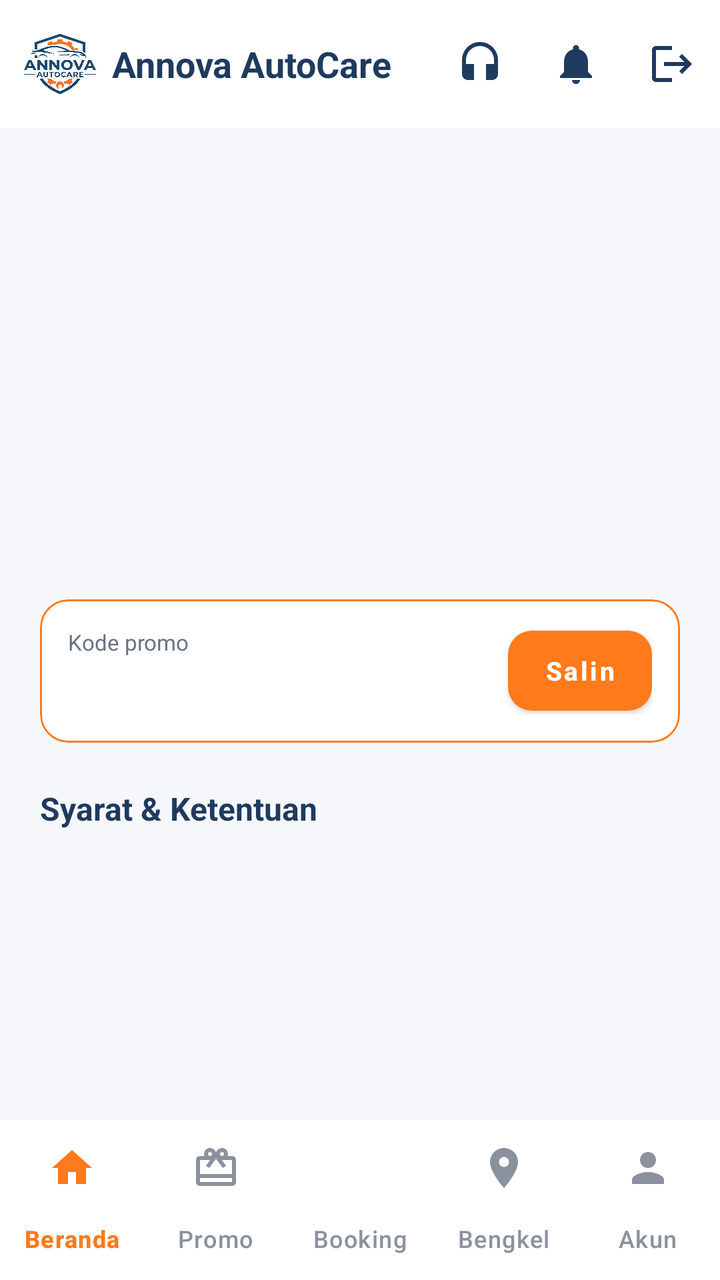
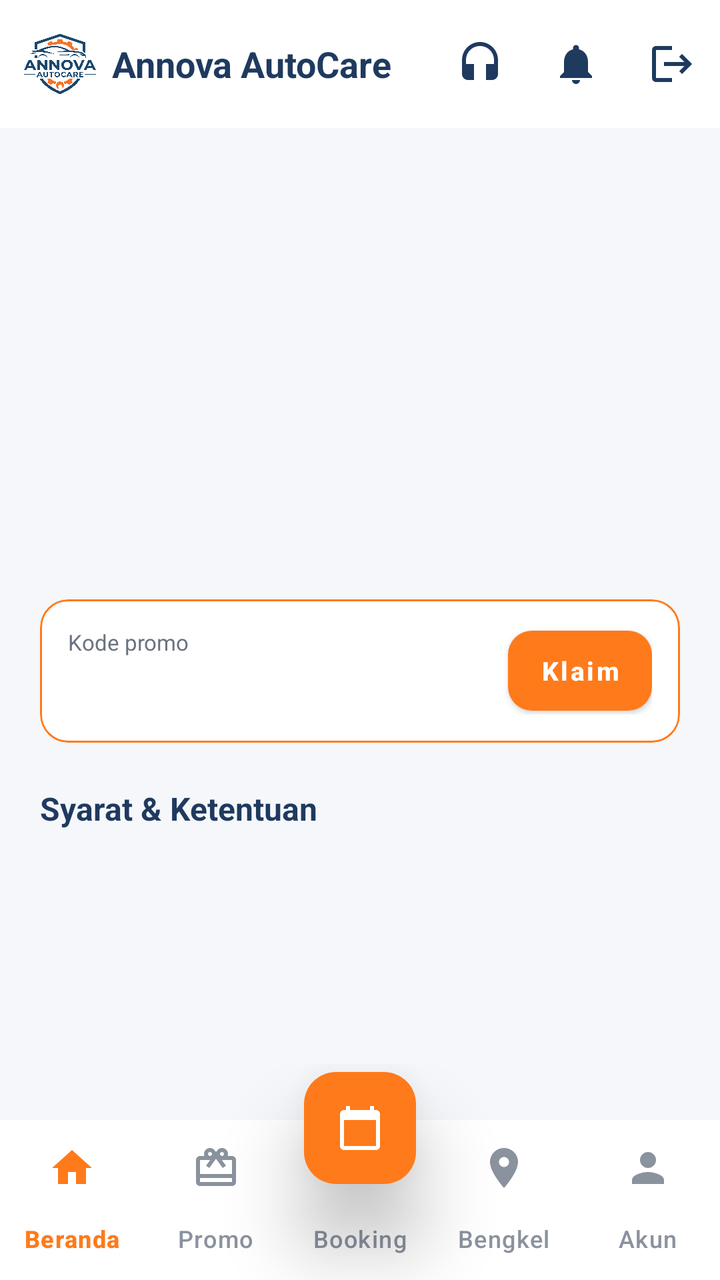

Two renders of the same Android screen: before a commit and after it. Below are the layout's source before the change and the commit's diff.
<!-- AndroidManifest.xml: application theme Theme.MobileProject -->
<!-- res/layout/activity_promo_detail.xml -->
<?xml version="1.0" encoding="utf-8"?>
<LinearLayout xmlns:android="http://schemas.android.com/apk/res/android"
    xmlns:app="http://schemas.android.com/apk/res-auto"
    xmlns:tools="http://schemas.android.com/tools"
    android:layout_width="match_parent"
    android:layout_height="match_parent"
    android:background="@color/bk_bg_screen"
    android:orientation="vertical"
    tools:context=".PromoDetailActivity">

    <include
        layout="@layout/include_top_bar"
        android:layout_width="match_parent"
        android:layout_height="wrap_content"
        android:elevation="8dp"
        android:translationZ="8dp" />

    <androidx.core.widget.NestedScrollView
        android:layout_width="match_parent"
        android:layout_height="0dp"
        android:layout_weight="1"
        android:clipChildren="true"
        android:clipToPadding="true"
        android:fillViewport="true">

        <LinearLayout
            android:layout_width="match_parent"
            android:layout_height="wrap_content"
            android:orientation="vertical">

            <ImageView
                android:id="@+id/imgBanner"
                android:layout_width="match_parent"
                android:layout_height="150dp"
                android:contentDescription="Banner promo"
                android:scaleType="centerCrop" />

            <LinearLayout
                android:layout_width="match_parent"
                android:layout_height="wrap_content"
                android:orientation="vertical"
                android:padding="20dp">

                <TextView
                    android:id="@+id/tvPromoJudul"
                    android:layout_width="match_parent"
                    android:layout_height="wrap_content"
                    android:textColor="@color/bk_primary"
                    android:textSize="22sp"
                    android:textStyle="bold" />

                <TextView
                    android:id="@+id/tvPromoMeta"
                    android:layout_width="match_parent"
                    android:layout_height="wrap_content"
                    android:layout_marginTop="4dp"
                    android:textColor="@color/bk_text_secondary"
                    android:textSize="12sp" />

                <com.google.android.material.card.MaterialCardView
                    android:layout_width="match_parent"
                    android:layout_height="wrap_content"
                    android:layout_marginTop="16dp"
                    app:cardBackgroundColor="@android:color/white"
                    app:cardCornerRadius="14dp"
                    app:cardElevation="0dp"
                    app:strokeColor="@color/bk_accent"
                    app:strokeWidth="1dp">

                    <LinearLayout
                        android:layout_width="match_parent"
                        android:layout_height="wrap_content"
                        android:gravity="center_vertical"
                        android:orientation="horizontal"
                        android:padding="14dp">

                        <LinearLayout
                            android:layout_width="0dp"
                            android:layout_height="wrap_content"
                            android:layout_weight="1"
                            android:orientation="vertical">

                            <TextView
                                android:layout_width="wrap_content"
                                android:layout_height="wrap_content"
                                android:text="Kode promo"
                                android:textColor="@color/bk_text_secondary"
                                android:textSize="11sp" />

                            <TextView
                                android:id="@+id/tvKodePromo"
                                android:layout_width="wrap_content"
                                android:layout_height="wrap_content"
                                android:layout_marginTop="2dp"
                                android:textColor="@color/bk_primary"
                                android:textSize="20sp"
                                android:textStyle="bold" />
                        </LinearLayout>

                        <com.google.android.material.button.MaterialButton
                            android:id="@+id/btnSalin"
                            style="@style/Widget.MaterialComponents.Button"
                            android:layout_width="wrap_content"
                            android:layout_height="40dp"
                            android:insetTop="0dp"
                            android:insetBottom="0dp"
                            android:minWidth="72dp"
                            android:text="Salin"
                            android:textAllCaps="false"
                            android:textColor="@android:color/white"
                            android:textSize="13sp"
                            android:textStyle="bold"
                            app:backgroundTint="@color/bk_accent"
                            app:cornerRadius="12dp" />
                    </LinearLayout>
                </com.google.android.material.card.MaterialCardView>

                <TextView
                    android:layout_width="wrap_content"
                    android:layout_height="wrap_content"
                    android:layout_marginTop="22dp"
                    android:text="Syarat &amp; Ketentuan"
                    android:textColor="@color/bk_primary"
                    android:textSize="16sp"
                    android:textStyle="bold" />

                <TextView
                    android:id="@+id/tvSyarat"
                    android:layout_width="match_parent"
                    android:layout_height="wrap_content"
                    android:layout_marginTop="8dp"
                    android:lineSpacingExtra="6dp"
                    android:textColor="@color/bk_text_primary"
                    android:textSize="13sp" />
            </LinearLayout>
        </LinearLayout>
    </androidx.core.widget.NestedScrollView>

    
    <com.google.android.material.bottomnavigation.BottomNavigationView
        android:id="@+id/bottomNav"
        android:layout_width="match_parent"
        android:layout_height="wrap_content"
        android:background="@android:color/white"
        app:elevation="12dp"
        app:itemActiveIndicatorStyle="@null"
        app:itemIconTint="@color/bk_nav_item_color"
        app:itemTextColor="@color/bk_nav_item_color"
        app:labelVisibilityMode="labeled"
        app:menu="@menu/menu_bottom_nav" />

</LinearLayout>
<!-- res/layout/include_top_bar.xml (included above) -->
<com.google.android.material.appbar.AppBarLayout
    xmlns:android="http://schemas.android.com/apk/res/android"
    xmlns:app="http://schemas.android.com/apk/res-auto"
    android:id="@+id/appBar"
    android:layout_width="match_parent"
    android:layout_height="wrap_content"
    android:background="@android:color/white"
    app:elevation="0dp">

    <com.google.android.material.appbar.MaterialToolbar
        android:id="@+id/topBar"
        android:layout_width="match_parent"
        android:layout_height="?attr/actionBarSize"
        android:background="@android:color/white"
        android:contentInsetStart="0dp"
        app:contentInsetStart="0dp"
        app:menu="@menu/menu_top_bar">

        <LinearLayout
            android:layout_width="wrap_content"
            android:layout_height="match_parent"
            android:gravity="center_vertical"
            android:orientation="horizontal"
            android:paddingStart="12dp">

            <ImageView
                android:layout_width="36dp"
                android:layout_height="36dp"
                android:contentDescription="Logo Annova AutoCare"
                android:scaleType="fitCenter"
                android:src="@drawable/annova_auto_care" />

            <TextView
                android:layout_width="wrap_content"
                android:layout_height="wrap_content"
                android:layout_marginStart="8dp"
                android:text="Annova AutoCare"
                android:textColor="@color/bk_primary"
                android:textSize="18sp"
                android:textStyle="bold" />
        </LinearLayout>
    </com.google.android.material.appbar.MaterialToolbar>
</com.google.android.material.appbar.AppBarLayout>
<!-- resources referenced by this layout -->
<resources>
  <color name="bk_accent">#FF7A1A</color>
  <color name="bk_bg_screen">#F5F7FA</color>
  <color name="bk_primary">#1F3A5F</color>
  <color name="bk_text_primary">#2B2F36</color>
  <color name="bk_text_secondary">#6B7380</color>
  <!-- drawable annova_auto_care: png bitmap (drawable, 213238 bytes) -->
  <style name="Theme.MobileProject" parent="Base.Theme.MobileProject" />
  <style name="Base.Theme.MobileProject" parent="Theme.Material3.DayNight.NoActionBar">
  
      </style>
</resources>

<!-- the commit's change to res/layout/activity_promo_detail.xml (unified diff, before → after) -->
@@ -98,14 +98,14 @@
                         </LinearLayout>
 
                         <com.google.android.material.button.MaterialButton
-                            android:id="@+id/btnSalin"
+                            android:id="@+id/btnKlaim"
                             style="@style/Widget.MaterialComponents.Button"
                             android:layout_width="wrap_content"
                             android:layout_height="40dp"
                             android:insetTop="0dp"
                             android:insetBottom="0dp"
                             android:minWidth="72dp"
-                            android:text="Salin"
+                            android:text="Klaim"
                             android:textAllCaps="false"
                             android:textColor="@android:color/white"
                             android:textSize="13sp"
@@ -137,17 +137,41 @@
     </androidx.core.widget.NestedScrollView>
 
     
-    <com.google.android.material.bottomnavigation.BottomNavigationView
-        android:id="@+id/bottomNav"
+    
+    <FrameLayout
+        android:id="@+id/navContainer"
         android:layout_width="match_parent"
         android:layout_height="wrap_content"
-        android:background="@android:color/white"
-        app:elevation="12dp"
-        app:itemActiveIndicatorStyle="@null"
-        app:itemIconTint="@color/bk_nav_item_color"
-        app:itemTextColor="@color/bk_nav_item_color"
-        app:labelVisibilityMode="labeled"
-        app:menu="@menu/menu_bottom_nav" />
+        android:layout_gravity="bottom"
+        android:clipChildren="false"
+        android:clipToPadding="false">
+
+        <com.google.android.material.bottomnavigation.BottomNavigationView
+            android:id="@+id/bottomNav"
+            android:layout_width="match_parent"
+            android:layout_height="wrap_content"
+            android:layout_marginTop="28dp"
+            android:background="@android:color/white"
+            app:elevation="0dp"
+            app:itemActiveIndicatorStyle="@null"
+            app:itemIconTint="@color/bk_nav_item_color"
+            app:itemTextColor="@color/bk_nav_item_color"
+            app:labelVisibilityMode="labeled"
+            app:menu="@menu/menu_bottom_nav" />
+
+        <com.google.android.material.floatingactionbutton.FloatingActionButton
+            android:id="@+id/fabBooking"
+            android:layout_width="wrap_content"
+            android:layout_height="wrap_content"
+            android:layout_gravity="top|center_horizontal"
+            android:layout_marginTop="4dp"
+            android:contentDescription="@string/booking"
+            android:src="@drawable/ic_calendar"
+            android:translationZ="12dp"
+            app:backgroundTint="@color/bk_accent"
+            app:elevation="12dp"
+            app:tint="@android:color/white" />
+    </FrameLayout>
 
 </LinearLayout>
 <!-- res/layout/include_top_bar.xml (included above) -->
<!-- resource entries referenced after the edit -->
@@ -6,6 +6,18 @@
   <color name="bk_text_primary">#2B2F36</color>
   <color name="bk_text_secondary">#6B7380</color>
   <!-- drawable annova_auto_care: png bitmap (drawable, 213238 bytes) -->
+  <!-- drawable ic_calendar (drawable) -->
+  <?xml version="1.0" encoding="utf-8"?>
+  <vector xmlns:android="http://schemas.android.com/apk/res/android"
+      android:width="24dp"
+      android:height="24dp"
+      android:viewportWidth="24"
+      android:viewportHeight="24">
+      <path
+          android:fillColor="#FF000000"
+          android:pathData="M20,3h-1V1h-2v2H7V1H5v2H4c-1.1,0 -2,0.9 -2,2v16c0,1.1 0.9,2 2,2h16c1.1,0 2,-0.9 2,-2V5c0,-1.1 -0.9,-2 -2,-2zM20,21H4V8h16v13z" />
+  </vector>
+  <string name="booking">Booking</string>
   <style name="Theme.MobileProject" parent="Base.Theme.MobileProject" />
   <style name="Base.Theme.MobileProject" parent="Theme.Material3.DayNight.NoActionBar">
   
